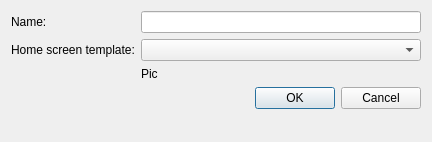
Above: ui/AddGroupDialog.ui from dmzdev/stance before the change. Below: the same form after it.
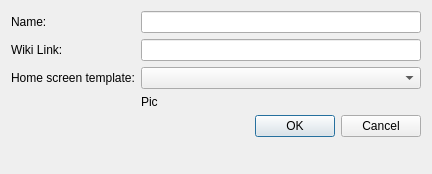
That is the form after the change.

Commit message: - Added the wiki - Fixed some media bugs

Patch:
```diff
--- a/ui/AddGroupDialog.ui
+++ b/ui/AddGroupDialog.ui
@@ -7,7 +7,7 @@
     <x>0</x>
     <y>0</y>
     <width>432</width>
-    <height>142</height>
+    <height>174</height>
    </rect>
   </property>
   <property name="windowTitle">
@@ -27,14 +27,14 @@
    <item row="0" column="1">
     <widget class="QLineEdit" name="nameEdit"/>
    </item>
-   <item row="1" column="0">
-    <widget class="QLabel" name="label_2">
+   <item row="2" column="0">
+    <widget class="QLabel" name="homeScreenLabel">
      <property name="text">
       <string>Home screen template:</string>
      </property>
     </widget>
    </item>
-   <item row="1" column="1">
+   <item row="2" column="1">
     <widget class="QComboBox" name="templateComboBox">
      <property name="sizePolicy">
       <sizepolicy hsizetype="Expanding" vsizetype="Fixed">
@@ -44,7 +44,7 @@
      </property>
     </widget>
    </item>
-   <item row="2" column="1">
+   <item row="3" column="1">
     <widget class="QLabel" name="pictureLabel">
      <property name="sizePolicy">
       <sizepolicy hsizetype="Maximum" vsizetype="Maximum">
@@ -66,7 +66,7 @@
      </property>
     </widget>
    </item>
-   <item row="3" column="0" colspan="2">
+   <item row="4" column="0" colspan="2">
     <widget class="QDialogButtonBox" name="buttonBox">
      <property name="orientation">
       <enum>Qt::Horizontal</enum>
@@ -76,6 +76,16 @@
      </property>
     </widget>
    </item>
+   <item row="1" column="0">
+    <widget class="QLabel" name="label_3">
+     <property name="text">
+      <string>Wiki Link:</string>
+     </property>
+    </widget>
+   </item>
+   <item row="1" column="1">
+    <widget class="QLineEdit" name="wikiLinkEdit"/>
+   </item>
   </layout>
  </widget>
  <resources/>
```
The commit also changes 12 other files.
